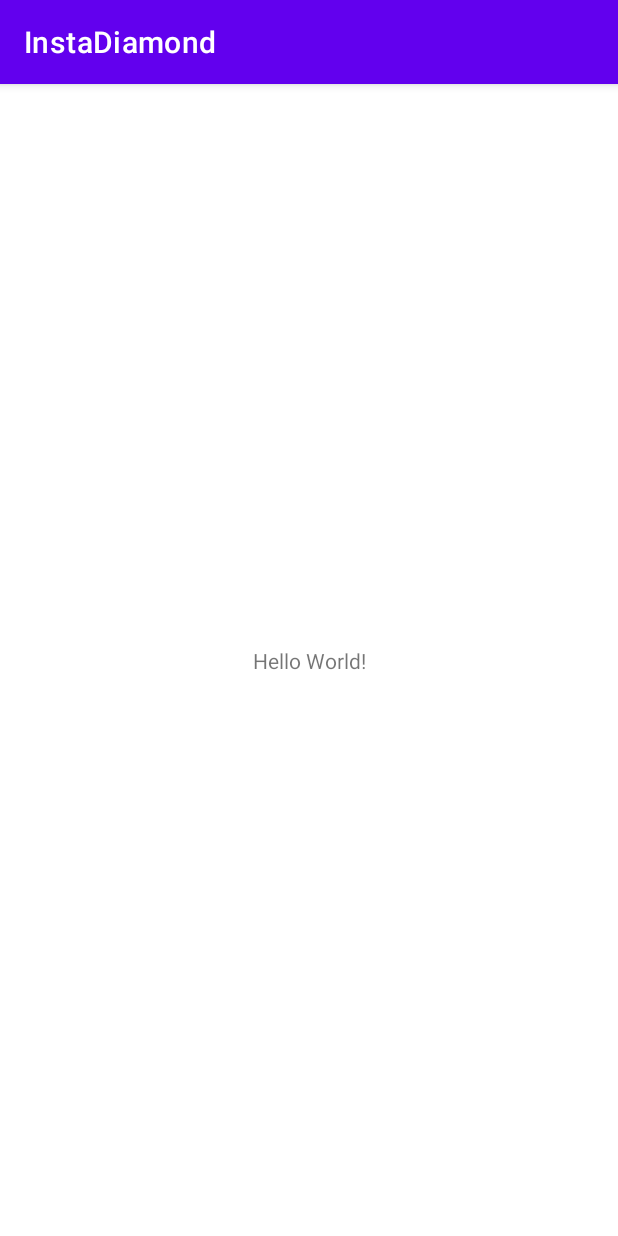
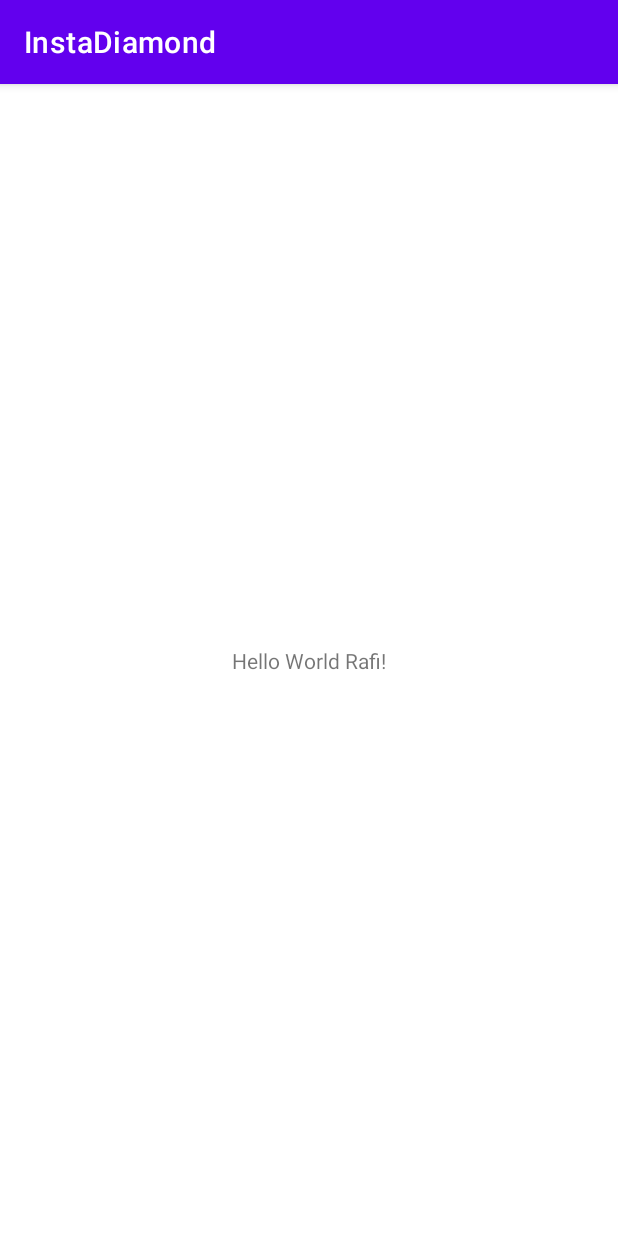
Before and after one commit to RefaelAdmoni/InstaDiamonds, an Android app: the screen it shows after launch (MainActivity), on a phone screen of 412 x 824 dp. Run offline under Robolectric (Android 15) with nearby library versions, the phone set to English and light mode, and no system bars.

Commit message:
Hello World Rafi

```diff
--- a/app/src/main/res/layout/activity_main.xml
+++ b/app/src/main/res/layout/activity_main.xml
@@ -9,7 +9,7 @@
     <TextView
         android:layout_width="wrap_content"
         android:layout_height="wrap_content"
-        android:text="Hello World!"
+        android:text="Hello World Rafi!"
         app:layout_constraintBottom_toBottomOf="parent"
         app:layout_constraintLeft_toLeftOf="parent"
         app:layout_constraintRight_toRightOf="parent"
```
